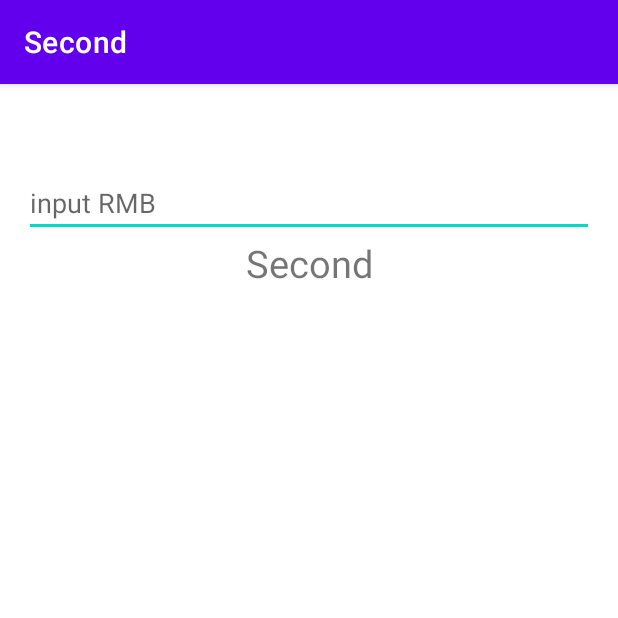
After one commit to qylyql/Second, an Android app: the RateCalcActivity screen opened directly, with no data from a screen before it, on a phone screen of 412 x 824 dp, the top half of it. The commit adds this screen. Run offline under Robolectric (Android 15) with nearby library versions, the phone set to English and light mode, and no system bars.

Commit message:
作业提交（10.13）

```diff
--- a/app/src/main/java/com/swufestu/second/FirstActivity.java
+++ b/app/src/main/java/com/swufestu/second/FirstActivity.java
@@ -44,6 +44,11 @@ public class FirstActivity extends AppCompatActivity implements Runnable {
     private float wonRate = 501;
     TextView result;
     Handler handler;
+
+
+    public void setHandler(Handler handler) {
+        this.handler = handler;
+    }
 
     @Override
     protected void onCreate(Bundle savedInstanceState) {
--- /dev/null
+++ b/app/src/main/java/com/swufestu/second/RateCalcActivity.java
@@ -0,0 +1,27 @@
+package com.swufestu.second;
+
+import androidx.appcompat.app.AppCompatActivity;
+
+import android.os.Bundle;
+import android.util.Log;
+import android.widget.TextView;
+
+public class RateCalcActivity extends AppCompatActivity {
+
+    String TAG="rateCalc";
+    float rate=0f;
+
+    @Override
+    protected void onCreate(Bundle savedInstanceState) {
+        super.onCreate(savedInstanceState);
+        setContentView(R.layout.activity_rate_calc);
+        String title=getIntent().getStringExtra("title");
+        rate=getIntent().getFloatExtra("rate",0f);
+
+        Log.i(TAG, "onCreate: title="+title);
+        Log.i(TAG, "onCreate: rate="+rate);
+        ((TextView)findViewById(R.id.title2)).setText(title);
+
+
+    }
+}
--- /dev/null
+++ b/app/src/main/res/layout/activity_rate_calc.xml
@@ -0,0 +1,48 @@
+<?xml version="1.0" encoding="utf-8"?>
+<LinearLayout xmlns:android="http://schemas.android.com/apk/res/android"
+    xmlns:app="http://schemas.android.com/apk/res-auto"
+    xmlns:tools="http://schemas.android.com/tools"
+    android:id="@+id/activity_rate_calc"
+    android:layout_width="match_parent"
+    android:layout_height="match_parent"
+    android:paddingBottom="16dp"
+    android:paddingLeft="16dp"
+    android:paddingRight="16dp"
+    android:paddingTop="16dp"
+    tools:context=".RateCalcActivity"
+    android:orientation="vertical">
+
+    <TextView
+        android:layout_width="match_parent"
+        android:layout_height="wrap_content"
+        android:text="@string/app_name"
+        android:id="@+id/title2"
+        android:textSize="30sp"
+        android:layout_gravity="center"
+        />
+
+    <EditText
+        android:id="@+id/inp2"
+        android:layout_width="match_parent"
+        android:layout_height="wrap_content"
+        android:hint="@string/rmb_hint_label"
+        android:inputType="numberDecimal" />
+
+    <TextView
+        android:id="@+id/show2"
+        android:text="@string/app_name"
+        android:textSize="25sp"
+        android:gravity="center"
+        android:layout_width="match_parent"
+        android:layout_height="wrap_content"
+        />
+
+
+
+
+
+
+
+
+
+</LinearLayout>
--- a/app/src/main/res/values/strings.xml
+++ b/app/src/main/res/values/strings.xml
@@ -23,6 +23,7 @@
     <string name="menu_setting">setting</string>
     <string name="loading">menu_loading</string>
     <string name="menu_loading">loading</string>
+    <string name="rmb_hint_label">input RMB</string>
 
 
 </resources>
```
Also changed, not shown: app/src/main/AndroidManifest.xml (+21 -3 lines), app/src/main/java/com/swufestu/second/MyAdapter.java (added, +42 -0 lines), app/src/main/java/com/swufestu/second/MyListActivtiy.java (added, +87 -0 lines), app/src/main/java/com/swufestu/second/MyTask.java (added, +9 -0 lines), app/src/main/java/com/swufestu/second/RateList2Activity.java (added, +115 -0 lines), app/src/main/java/com/swufestu/second/RateListActivity.java (added, +49 -0 lines), app/src/main/java/com/swufestu/second/RateTask2.java (added, +63 -0 lines), app/src/main/java/com/swufestu/second/RateThread.java (added, +84 -0 lines), app/src/main/res/layout/activity_rate_list.xml (added, +33 -0 lines), app/src/main/res/layout/activity_rate_list2.xml (added, +33 -0 lines), app/src/main/res/layout/list_item.xml (added, +29 -0 lines).
